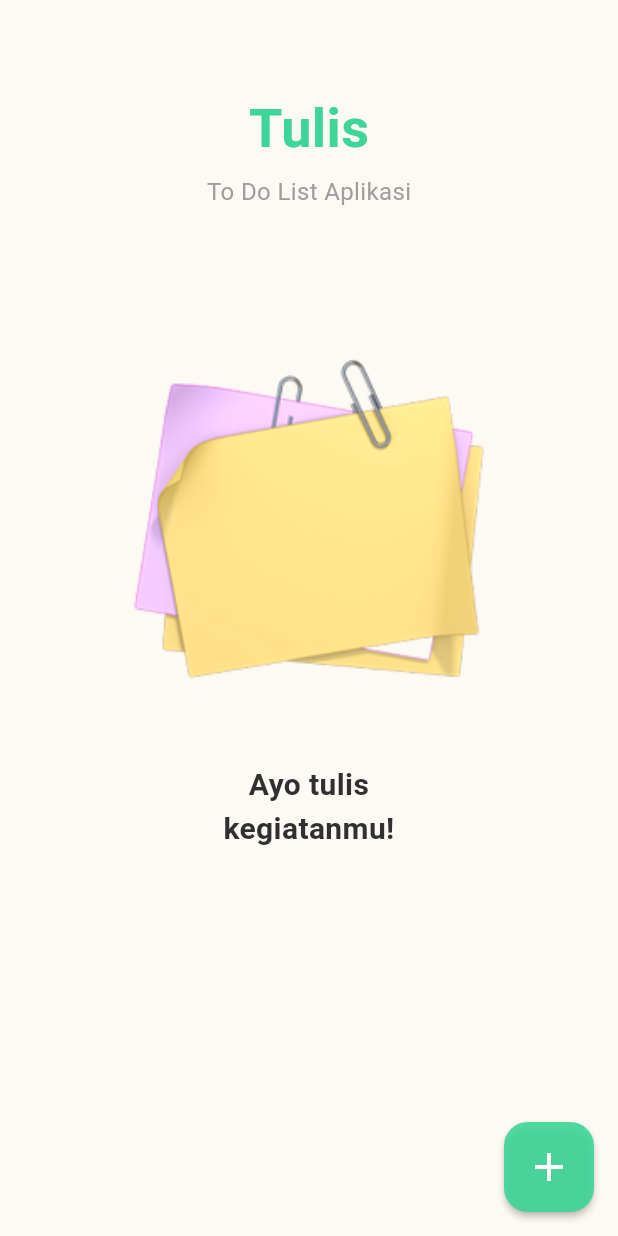
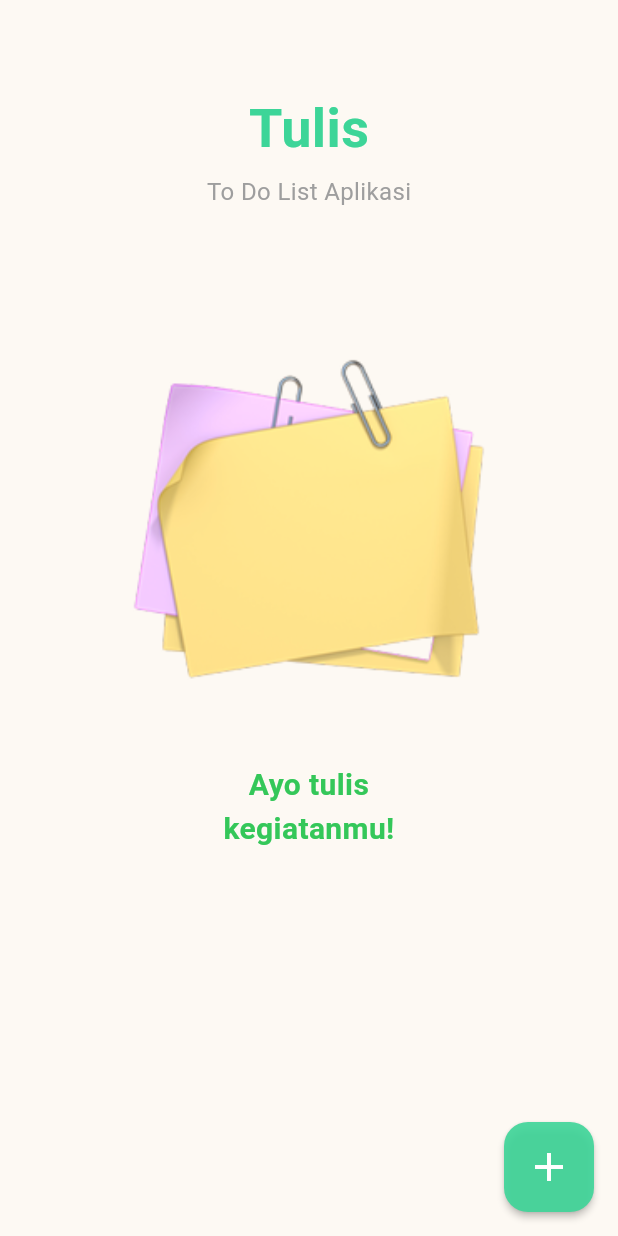
Before and after one commit to AlvinHarist/aplikasi_tulis_todo, a Flutter app: the screen it shows after launch, on a phone screen of 412 x 824 dp. Run offline on Flutter 3.47's test engine with Material 3 defaults, Android fonts, the phone set to English and light mode, and no system bars; our stand-ins replace shared_preferences; Roboto replaces fonts that are missing (Poppins).

Commit message:
kasih ss di assets

```diff
--- a/lib/main.dart
+++ b/lib/main.dart
@@ -201,7 +201,7 @@ class _TodoListPageState extends State<TodoListPage> {
             style: TextStyle(
               fontSize: 20,
               fontWeight: FontWeight.bold,
-              color: kTextHeader,
+              color: Color(0xFF34C759),
             ),
           ),
         ],
```
Also changed, not shown: assets/home.png (added), assets/isi.png (added), assets/selesai.png (added).
